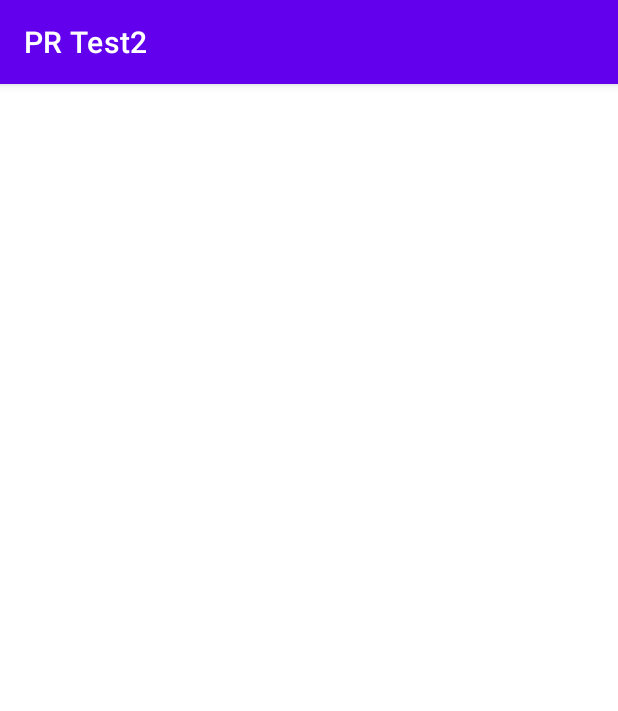
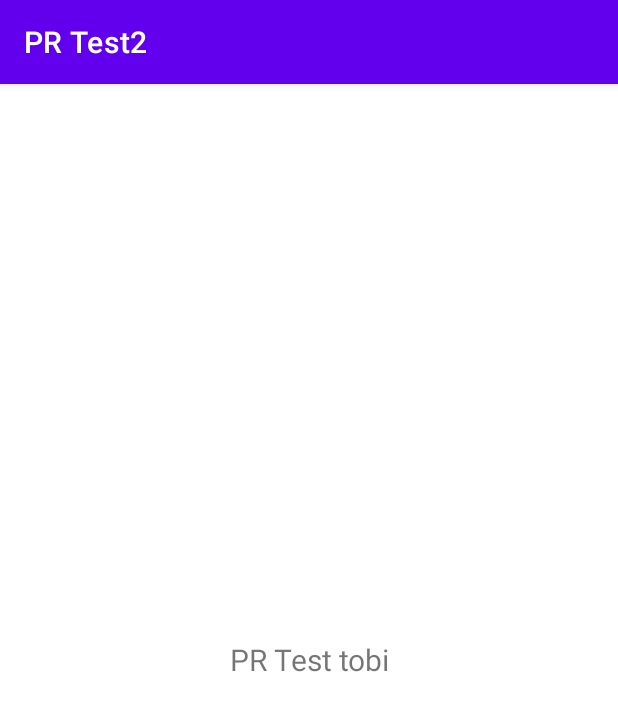
Before and after one commit to Jinny2/PRTest2, an Android app: the screen it shows after launch (TobiActivity), on a phone screen of 412 x 824 dp. Shown: the top 711 px of the screen. Run offline under Robolectric (Android 15) with nearby library versions, the phone set to English and light mode, and no system bars.

Commit message:
[feature] activity_tobi TextView 생성하기 (#8)

```diff
--- a/app/src/main/res/layout/activity_tobi.xml
+++ b/app/src/main/res/layout/activity_tobi.xml
@@ -6,4 +6,17 @@
     android:layout_height="match_parent"
     tools:context=".TobiActivity">
 
+    <TextView
+        android:id="@+id/test_id"
+        android:layout_width="0dp"
+        android:layout_height="0dp"
+        android:text="PR Test tobi"
+        android:gravity="center"
+        android:textSize="20dp"
+        app:layout_constraintTop_toTopOf="parent"
+        app:layout_constraintBottom_toBottomOf="parent"
+        app:layout_constraintStart_toStartOf="parent"
+        app:layout_constraintEnd_toEndOf="parent"/>
+
+
 </androidx.constraintlayout.widget.ConstraintLayout>
```
